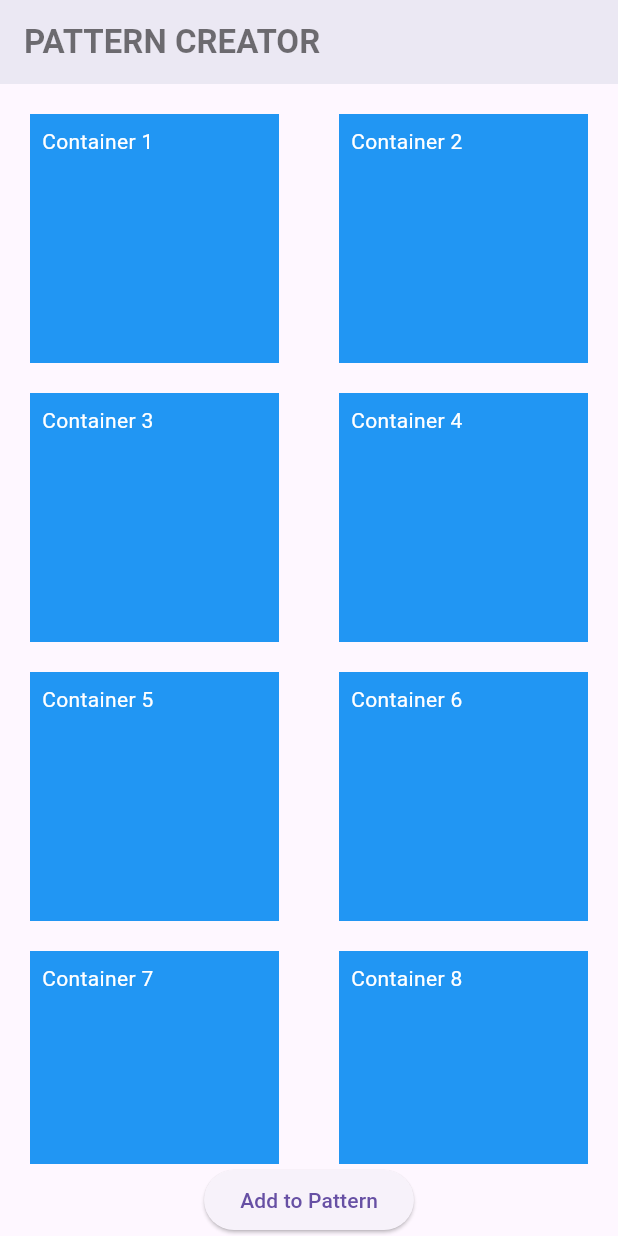
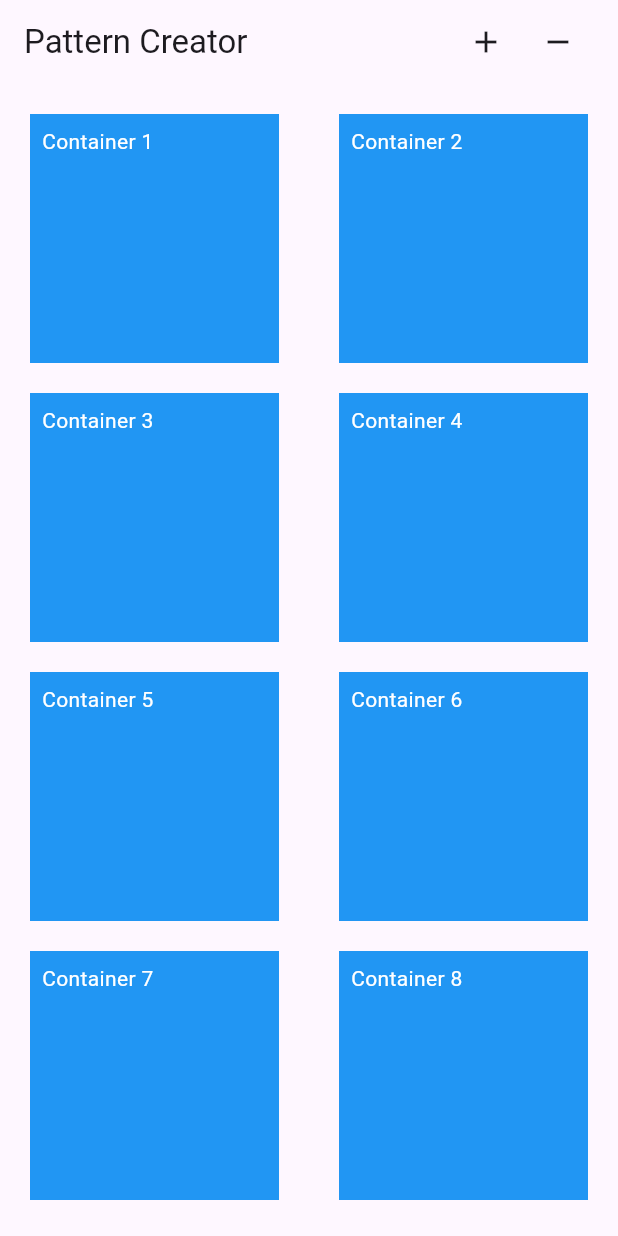
Before and after one commit to HanifMDjamiludin/LuminaSYNC, a Flutter app: the PatternCreator screen opened directly, on a phone screen of 412 x 824 dp. Run offline on Flutter 3.47's test engine with Material 3 defaults, Android fonts, the phone set to English and light mode, and no system bars; our stand-ins replace firebase_auth, firebase_core, google_fonts, google_sign_in, shared_preferences; missing offline and left inert: flutter_hsvcolor_picker; accounts and stored records are empty.

Commit message:
UI Updates for Pattern Creator

```diff
--- a/luminasyncflutter/lib/creator.dart
+++ b/luminasyncflutter/lib/creator.dart
@@ -86,9 +86,18 @@ class _PatternCreatorState extends State<PatternCreator> {
     });
   }
 
-  void _removeContainers() {
+  // void _removeContainers() {
+  //   setState(() {
+  //     containerCount -= 2; // Increase the container count by 2
+  //   });
+  // }
+
+  //removes a row of containers
+  void _removeRow() {
     setState(() {
-      containerCount -= 2; // Increase the container count by 2
+      if (containerCount > 2) {
+        containerCount -= 2;
+      }
     });
   }
 
@@ -96,12 +105,24 @@ class _PatternCreatorState extends State<PatternCreator> {
   Widget build(BuildContext context) {
     return Scaffold(
       appBar: AppBar(
-        title: Text(
-          'PATTERN CREATOR',
-          style: TextStyle(fontWeight: FontWeight.bold, color: Colors.black54),
+        title: Row(
+          mainAxisAlignment: MainAxisAlignment.spaceBetween,
+          children: <Widget>[
+            Text('Pattern Creator'),
+            Row(
+              children: <Widget>[
+                IconButton(
+                  icon: Icon(Icons.add),
+                  onPressed: _addContainers,
+                ),
+                IconButton(
+                  icon: Icon(Icons.remove),
+                  onPressed: _removeRow,
+                ),
+              ],
+            ),
+          ],
         ),
-        backgroundColor: Colors.white,
-        elevation: 10,
       ),
       body: Container(
         child: Column(
@@ -130,8 +151,8 @@ class _PatternCreatorState extends State<PatternCreator> {
                 }),
               ),
             ),
-            ElevatedButton(
-                onPressed: _addContainers, child: Text("Add to Pattern")),
+            // ElevatedButton(
+            //     onPressed: _addContainers, child: Text("Add to Pattern")),
           ],
         ),
       ),
```
